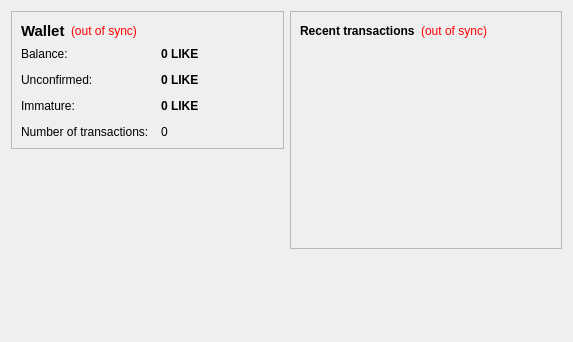
Qt form src/qt/forms/overviewpage.ui (goo-technology/point) before a commit.
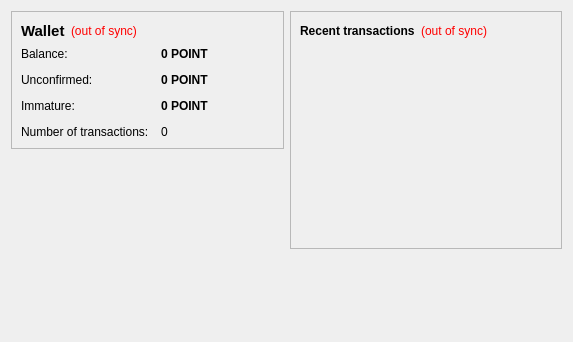
The same form after that commit.

The edit to the form file:
```diff
--- a/src/qt/forms/overviewpage.ui
+++ b/src/qt/forms/overviewpage.ui
@@ -105,7 +105,7 @@
              <string>Your current balance</string>
             </property>
             <property name="text">
-             <string notr="true">0 LIKE</string>
+             <string notr="true">0 POINT</string>
             </property>
             <property name="textInteractionFlags">
              <set>Qt::LinksAccessibleByMouse|Qt::TextSelectableByKeyboard|Qt::TextSelectableByMouse</set>
@@ -134,7 +134,7 @@
              <string>Total of transactions that have yet to be confirmed, and do not yet count toward the current balance</string>
             </property>
             <property name="text">
-             <string notr="true">0 LIKE</string>
+             <string notr="true">0 POINT</string>
             </property>
             <property name="textInteractionFlags">
              <set>Qt::LinksAccessibleByMouse|Qt::TextSelectableByKeyboard|Qt::TextSelectableByMouse</set>
@@ -177,7 +177,7 @@
              <string>Mined balance that has not yet matured</string>
             </property>
             <property name="text">
-             <string notr="true">0 LIKE</string>
+             <string notr="true">0 POINT</string>
             </property>
             <property name="textInteractionFlags">
              <set>Qt::LinksAccessibleByMouse|Qt::TextSelectableByKeyboard|Qt::TextSelectableByMouse</set>
```
